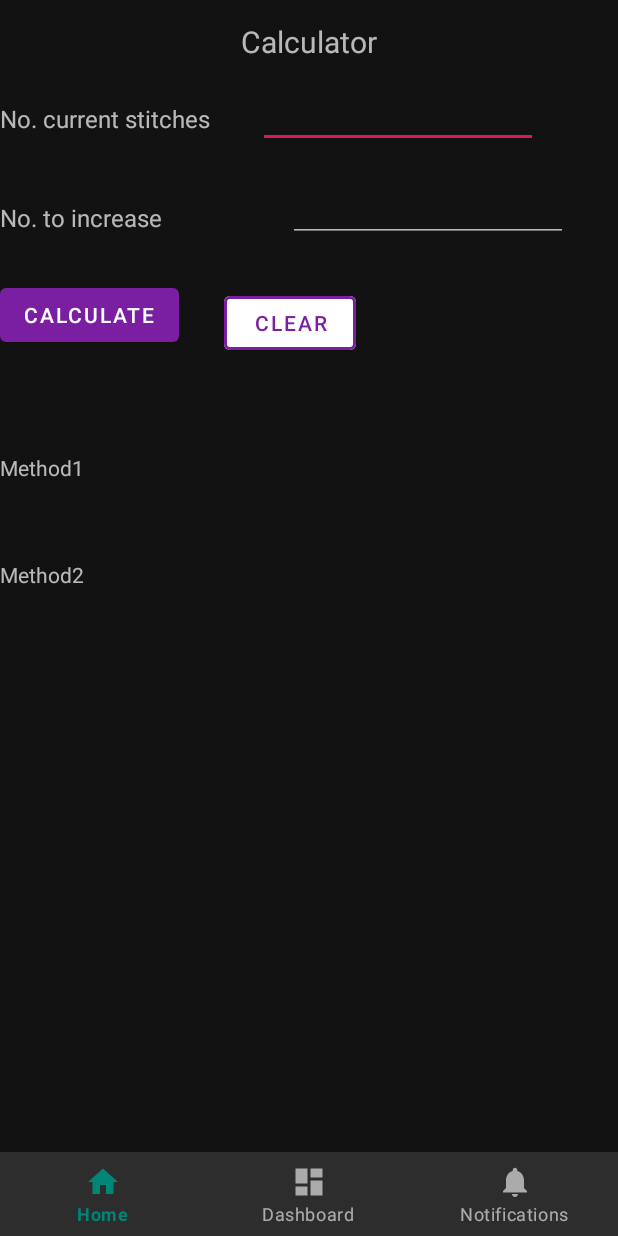
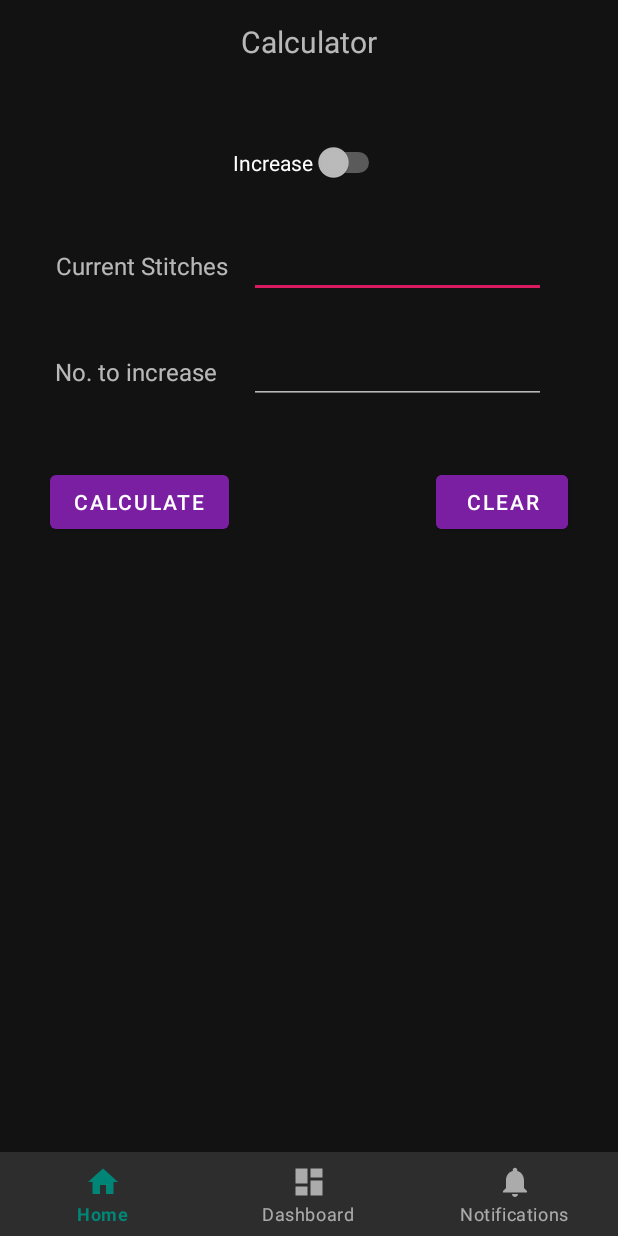
Before and after one commit to JamalMulla/UltimateKnittingCalculator, an Android app: the screen it shows after launch (MainActivity), after a tap on "CALCULATE", on a phone screen of 412 x 824 dp. Run offline under Robolectric (Android 15) with nearby library versions, the phone set to English and light mode, and no system bars.

Commit message:
Improved UI. Added input validation

```diff
--- a/app/src/main/java/com/jmulla/ukc/IncreasesDecreases.java
+++ b/app/src/main/java/com/jmulla/ukc/IncreasesDecreases.java
@@ -44,6 +44,9 @@ public class IncreasesDecreases {
 
 
     static Pair<String, String> increase(int stitches, int incStitches) {
+        if (stitches <= 0 || incStitches <= 0){
+            return new Pair<>("", "");
+        }
         double times1_1 = Math.min(Math.floor(stitches - 1), incStitches);
         // calculate first
         double stitches_1 = (double) stitches;
@@ -93,7 +96,7 @@ public class IncreasesDecreases {
         }
 
         String m1S = cleanInner((int) times1_1, cleanInner((int) knitBet1, "(K%d, M1 K1) ", "(M1 K1) ") + "%d times", "");
-        System.out.println(knitEnd1);
+        //System.out.println(knitEnd1);
         String end = cleanInner((int) knitEnd1, ", end with K%d", "");
         String method1 = m1S + end;
 
@@ -114,7 +117,9 @@ public class IncreasesDecreases {
     }
 
     static Pair<String, String> decrease(int stitches, int decStitches) {
-
+        if (stitches <= 0 || decStitches <= 0){
+            return new Pair<>("", "");
+        }
         double times1_1 = Math.min(Math.floor(stitches / 2), decStitches);
         // calculate first
         //p.times1_1.value=times1_1;
--- a/app/src/main/java/com/jmulla/ukc/MainActivity.java
+++ b/app/src/main/java/com/jmulla/ukc/MainActivity.java
@@ -5,7 +5,10 @@ import android.support.annotation.NonNull;
 import android.support.design.widget.BottomNavigationView;
 import android.support.v7.app.AppCompatActivity;
 import android.support.v7.widget.Toolbar;
+import android.text.Editable;
+import android.text.TextWatcher;
 import android.util.Pair;
+import android.view.KeyEvent;
 import android.view.MenuItem;
 import android.view.View;
 import android.widget.Button;
@@ -60,32 +63,98 @@ public class MainActivity extends AppCompatActivity {
         final EditText et_num_change = findViewById(R.id.et_num_change);
         final TextView tv_method1 = findViewById(R.id.tv_method1);
         final TextView tv_method2 = findViewById(R.id.tv_method2);
+        final TextView tv_num_change = findViewById(R.id.tv_num_change);
+
+        et_num_stitches.addTextChangedListener(new TextWatcher() {
+            @Override
+            public void beforeTextChanged(CharSequence charSequence, int i, int i1, int i2) {
+
+            }
+
+            @Override
+            public void onTextChanged(CharSequence charSequence, int i, int i1, int i2) {
+                calculateAndSetTVs(et_num_stitches, et_num_change, mode, tv_method1, tv_method2);
+            }
+
+            @Override
+            public void afterTextChanged(Editable editable) {
+
+            }
+        });
+
+        et_num_change.addTextChangedListener(new TextWatcher() {
+            @Override
+            public void beforeTextChanged(CharSequence charSequence, int i, int i1, int i2) {
+
+            }
+
+            @Override
+            public void onTextChanged(CharSequence charSequence, int i, int i1, int i2) {
+                calculateAndSetTVs(et_num_stitches, et_num_change, mode, tv_method1, tv_method2);
+            }
+
+            @Override
+            public void afterTextChanged(Editable editable) {
+
+            }
+        });
+
 
         btn_calc.setOnClickListener(new View.OnClickListener() {
             @Override
             public void onClick(View view) {
-                if (!mode.isChecked()){
-                    Pair<String, String> increase = increase(Integer.parseInt(et_num_stitches.getText().toString()), Integer.parseInt(et_num_change.getText().toString()));
-                    tv_method1.setText(increase.first);
-                    tv_method2.setText(increase.second);
-                }else {
-                    Pair<String, String> decrease = decrease(Integer.parseInt(et_num_stitches.getText().toString()), Integer.parseInt(et_num_change.getText().toString()));
-                    tv_method1.setText(decrease.first);
-                    tv_method2.setText(decrease.second);
-                }
+                calculateAndSetTVs(et_num_stitches, et_num_change, mode, tv_method1, tv_method2);
             }
         });
+
+        btn_clear.setOnClickListener(new View.OnClickListener() {
+            @Override
+            public void onClick(View view) {
+                et_num_stitches.setText("");
+                et_num_change.setText("");
+            }
+        });
+
         mode.setOnCheckedChangeListener(new CompoundButton.OnCheckedChangeListener() {
             @Override
             public void onCheckedChanged(CompoundButton compoundButton, boolean isChecked) {
                 if (isChecked){
                     compoundButton.setText("Decrease");
+                    tv_num_change.setText("No. to decrease");
+
                 } else {
                     compoundButton.setText("Increase");
+                    tv_num_change.setText("No. to increase");
                 }
+                calculateAndSetTVs(et_num_stitches, et_num_change, mode, tv_method1, tv_method2);
             }
         });
 
     }
 
+    private void calculateAndSetTVs(EditText et_num_stitches, EditText et_num_change, Switch mode, TextView tv_method1, TextView tv_method2) {
+        int stitches = 0;
+        try {
+            stitches = Integer.parseInt(et_num_stitches.getText().toString());
+        } catch (NumberFormatException e) {
+            e.printStackTrace();
+        }
+        int changes = 0;
+        try {
+            changes = Integer.parseInt(et_num_change.getText().toString());
+        } catch (NumberFormatException e) {
+            e.printStackTrace();
+        }
+
+        if (!mode.isChecked()){
+            Pair<String, String> increase = increase(stitches, changes);
+            tv_method1.setText(increase.first);
+            tv_method2.setText(increase.second);
+        }else {
+            Pair<String, String> decrease = decrease(stitches, changes);
+            tv_method1.setText(decrease.first);
+            tv_method2.setText(decrease.second);
+        }
+    }
+
 }
--- a/app/src/main/res/layout/activity_main.xml
+++ b/app/src/main/res/layout/activity_main.xml
@@ -1,6 +1,5 @@
 <?xml version="1.0" encoding="utf-8"?>
-<android.support.constraint.ConstraintLayout
-    xmlns:android="http://schemas.android.com/apk/res/android"
+<android.support.constraint.ConstraintLayout xmlns:android="http://schemas.android.com/apk/res/android"
     xmlns:app="http://schemas.android.com/apk/res-auto"
     xmlns:tools="http://schemas.android.com/tools"
     android:id="@+id/container"
@@ -12,126 +11,175 @@
         android:id="@+id/my_toolbar"
         android:layout_width="match_parent"
         android:layout_height="wrap_content"
-        android:elevation="0dp">
+        android:elevation="0dp"
+        app:layout_constraintBottom_toTopOf="@+id/constraintLayout">
 
         <TextView
-            android:padding="0dp"
             android:id="@+id/toolbar_title"
             android:layout_width="wrap_content"
             android:layout_height="wrap_content"
             android:layout_gravity="center"
+            android:padding="0dp"
             android:text="Calculator"
             android:textSize="20sp" />
     </android.support.v7.widget.Toolbar>
 
-    <android.support.design.widget.BottomNavigationView
-        android:id="@+id/navigation"
+    <android.support.constraint.ConstraintLayout
+        android:id="@+id/constraintLayout"
+        android:layout_width="match_parent"
+        android:layout_height="0dp"
+        app:layout_constraintTop_toBottomOf="@+id/my_toolbar">
+
+        <android.support.constraint.Guideline
+            android:id="@+id/guideline2"
+            android:layout_width="wrap_content"
+            android:layout_height="wrap_content"
+            android:orientation="horizontal"
+            app:layout_constraintGuide_begin="247dp" />
+
+        <android.support.constraint.Guideline
+            android:id="@+id/guideline5"
+            android:layout_width="wrap_content"
+            android:layout_height="wrap_content"
+            android:orientation="vertical"
+            app:layout_constraintGuide_begin="158dp" />
+
+        <TextView
+            android:id="@+id/tv_num_stitches"
+            android:layout_width="wrap_content"
+            android:layout_height="wrap_content"
+            android:layout_marginEnd="8dp"
+            android:padding="5dp"
+            android:text="Current Stitches"
+            android:textSize="16sp"
+            app:layout_constraintBottom_toTopOf="@+id/tv_num_change"
+            app:layout_constraintEnd_toStartOf="@+id/et_num_stitches"
+            app:layout_constraintStart_toStartOf="@+id/tv_num_change"
+            app:layout_constraintTop_toBottomOf="@+id/switch_mode"
+            app:layout_constraintVertical_chainStyle="spread_inside" />
+
+        <TextView
+            android:id="@+id/tv_num_change"
+            android:layout_width="wrap_content"
+            android:layout_height="wrap_content"
+            android:layout_marginStart="8dp"
+            android:layout_marginEnd="8dp"
+            android:padding="5dp"
+            android:text="No. to increase"
+            android:textSize="16sp"
+            app:layout_constraintBottom_toTopOf="@+id/guideline2"
+            app:layout_constraintEnd_toStartOf="@+id/guideline5"
+            app:layout_constraintHorizontal_bias="1.0"
+            app:layout_constraintStart_toStartOf="parent"
+            app:layout_constraintTop_toBottomOf="@+id/tv_num_stitches" />
+
+        <EditText
+            android:id="@+id/et_num_stitches"
             android:layout_width="0dp"
             android:layout_height="wrap_content"
-        android:layout_marginEnd="0dp"
-        android:layout_marginStart="0dp"
-        android:background="?android:attr/windowBackground"
-        app:layout_constraintBottom_toBottomOf="parent"
-        app:layout_constraintLeft_toLeftOf="parent"
-        app:layout_constraintRight_toRightOf="parent"
-        app:menu="@menu/navigation" />
-    <android.support.constraint.ConstraintLayout
-        android:layout_width="match_parent"
-        android:layout_height="match_parent"
-        android:layout_marginTop="?android:attr/actionBarSize">
-    <TextView
-        android:id="@+id/tv_num_stitches"
-        android:textSize="16sp"
-        android:layout_width="wrap_content"
-        android:layout_height="wrap_content"
-        android:layout_marginTop="48dp"
-        android:layout_marginEnd="16dp"
-        android:text="No. current stitches"
-        app:layout_constraintEnd_toStartOf="@+id/et_num_stitches"
-        app:layout_constraintTop_toBottomOf="@+id/switch_mode" />
-    <TextView
-        android:id="@+id/tv_num_change"
-        android:textSize="16sp"
-        android:layout_width="wrap_content"
-        android:layout_height="wrap_content"
-        android:layout_marginTop="44dp"
-        android:layout_marginEnd="40dp"
-        android:text="No. to increase"
-        app:layout_constraintEnd_toStartOf="@+id/et_num_change"
-        app:layout_constraintTop_toBottomOf="@+id/tv_num_stitches" />
-    <EditText
-        android:id="@+id/et_num_stitches"
-        android:textSize="16sp"
-        android:layout_width="wrap_content"
-        android:layout_height="wrap_content"
-        android:layout_marginStart="32dp"
-        android:layout_marginTop="36dp"
+            android:layout_marginStart="8dp"
+            android:layout_marginEnd="48dp"
             android:ems="10"
             android:inputType="number"
             android:text=""
-        app:layout_constraintStart_toEndOf="@+id/tv_num_stitches"
-        app:layout_constraintTop_toBottomOf="@+id/switch_mode" />
+            android:textSize="16sp"
+            app:layout_constraintBaseline_toBaselineOf="@+id/tv_num_stitches"
+            app:layout_constraintEnd_toEndOf="parent"
+            app:layout_constraintHorizontal_bias="0.0"
+            app:layout_constraintStart_toStartOf="@+id/guideline5" />
+
         <EditText
             android:id="@+id/et_num_change"
-        android:textSize="16sp"
-        android:layout_width="wrap_content"
+            android:layout_width="0dp"
             android:layout_height="wrap_content"
-        android:layout_marginStart="84dp"
-        android:layout_marginTop="20dp"
+            android:layout_marginStart="8dp"
+            android:layout_marginEnd="48dp"
             android:ems="10"
             android:inputType="number"
+            android:paddingRight="0dp"
             android:text=""
-        app:layout_constraintStart_toEndOf="@+id/tv_num_change"
-        app:layout_constraintTop_toBottomOf="@+id/et_num_stitches" />
+            android:textSize="16sp"
+            app:layout_constraintBaseline_toBaselineOf="@+id/tv_num_change"
+            app:layout_constraintEnd_toEndOf="parent"
+            app:layout_constraintHorizontal_bias="0.0"
+            app:layout_constraintStart_toStartOf="@+id/guideline5" />
 
         <android.support.design.button.MaterialButton
             android:id="@+id/btn_calc"
             android:layout_width="wrap_content"
             android:layout_height="wrap_content"
-        android:layout_margin="30dp"
+            android:layout_marginTop="8dp"
+            android:layout_marginEnd="8dp"
+            android:layout_marginBottom="24dp"
             android:text="Calculate"
             android:textColor="#fff"
             app:backgroundTint="#7b1fa2"
+            app:layout_constraintBottom_toTopOf="@+id/tv_method1"
             app:layout_constraintEnd_toStartOf="@+id/btn_clear"
-        app:layout_constraintTop_toBottomOf="@+id/tv_num_change" />
+            app:layout_constraintStart_toStartOf="parent"
+            app:layout_constraintTop_toTopOf="@+id/guideline2"
+            app:layout_constraintVertical_chainStyle="spread_inside" />
 
         <android.support.design.button.MaterialButton
             android:id="@+id/btn_clear"
             android:layout_width="wrap_content"
             android:layout_height="wrap_content"
-        android:layout_margin="30dp"
+            android:layout_marginStart="96dp"
+            android:layout_marginTop="8dp"
             android:text="Clear"
-        app:strokeWidth="2dp"
+            android:textColor="#fff"
+            app:backgroundTint="#7b1fa2"
+            app:layout_constraintEnd_toEndOf="parent"
+            app:layout_constraintStart_toEndOf="@+id/btn_calc"
+            app:layout_constraintTop_toTopOf="@+id/guideline2"
             app:strokeColor="#7b1fa2"
-        android:textColor="#7b1fa2"
-        app:backgroundTint="#fff"
-        app:layout_constraintStart_toEndOf="@+id/btn_calc"
-        app:layout_constraintTop_toBottomOf="@+id/et_num_change" />
+            app:strokeWidth="2dp" />
 
         <Switch
             android:id="@+id/switch_mode"
             android:layout_width="wrap_content"
             android:layout_height="wrap_content"
             android:text="Increase"
-        tools:layout_editor_absoluteX="16dp"
-        tools:layout_editor_absoluteY="16dp"
-        app:layout_constraintTop_toTopOf="@id/tv_num_stitches"/>
+            app:layout_constraintBottom_toTopOf="@+id/tv_num_stitches"
+            app:layout_constraintEnd_toEndOf="parent"
+            app:layout_constraintStart_toStartOf="parent"
+            app:layout_constraintTop_toTopOf="parent" />
+
         <TextView
             android:id="@+id/tv_method1"
             android:layout_width="wrap_content"
             android:layout_height="wrap_content"
-        android:layout_marginTop="68dp"
-        android:text="Method1"
-        app:layout_constraintTop_toBottomOf="@+id/btn_calc"
+            android:layout_marginEnd="8dp"
+            android:padding="10dp"
+            android:textAlignment="center"
             app:layout_constraintBottom_toTopOf="@+id/tv_method2"
-        tools:layout_editor_absoluteX="16dp" />
+            app:layout_constraintEnd_toEndOf="parent"
+            app:layout_constraintStart_toStartOf="parent"
+            app:layout_constraintTop_toBottomOf="@+id/btn_calc" />
+
         <TextView
             android:id="@+id/tv_method2"
             android:layout_width="wrap_content"
             android:layout_height="wrap_content"
-        android:layout_marginTop="52dp"
-        android:text="Method2"
-        app:layout_constraintTop_toBottomOf="@+id/tv_method1"
-        tools:layout_editor_absoluteX="16dp" />
+            android:layout_marginTop="16dp"
+            android:layout_marginEnd="8dp"
+            android:padding="10dp"
+            android:textAlignment="center"
+            app:layout_constraintBottom_toBottomOf="parent"
+            app:layout_constraintEnd_toEndOf="parent"
+            app:layout_constraintStart_toStartOf="parent"
+            app:layout_constraintTop_toBottomOf="@+id/tv_method1" />
     </android.support.constraint.ConstraintLayout>
+
+    <android.support.design.widget.BottomNavigationView
+        android:id="@+id/navigation"
+        android:layout_width="0dp"
+        android:layout_height="wrap_content"
+        android:background="?android:attr/windowBackground"
+        app:layout_constraintBottom_toBottomOf="parent"
+        app:layout_constraintHorizontal_bias="0.6"
+        app:layout_constraintLeft_toLeftOf="parent"
+        app:layout_constraintRight_toRightOf="parent"
+        app:menu="@menu/navigation" />
+
 </android.support.constraint.ConstraintLayout>
```
Lines whose indentation alone changed are shown as unchanged.
